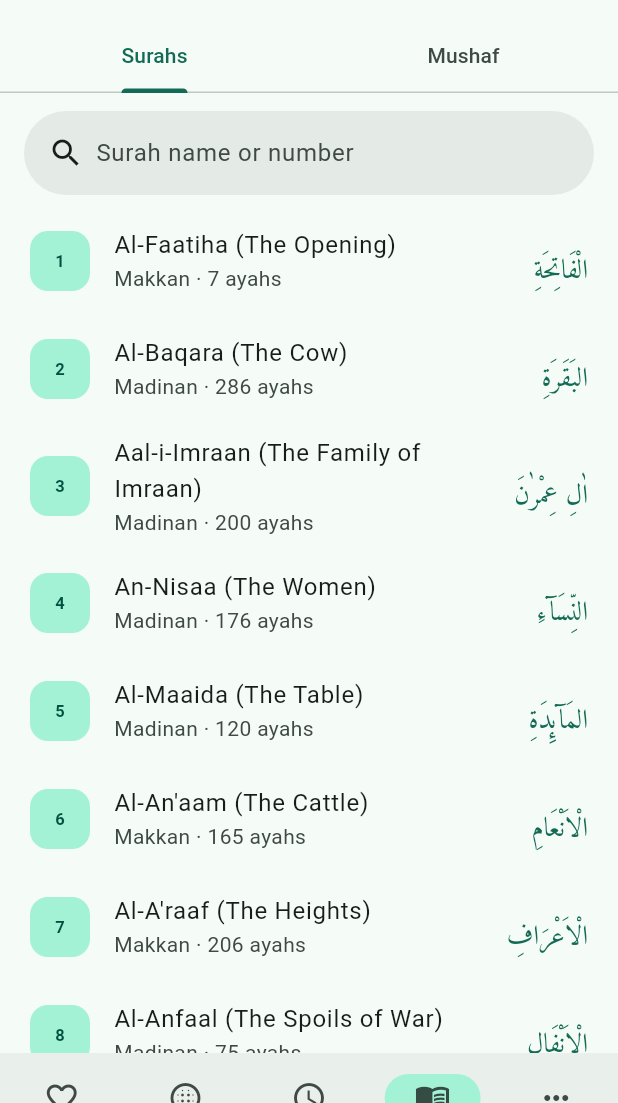
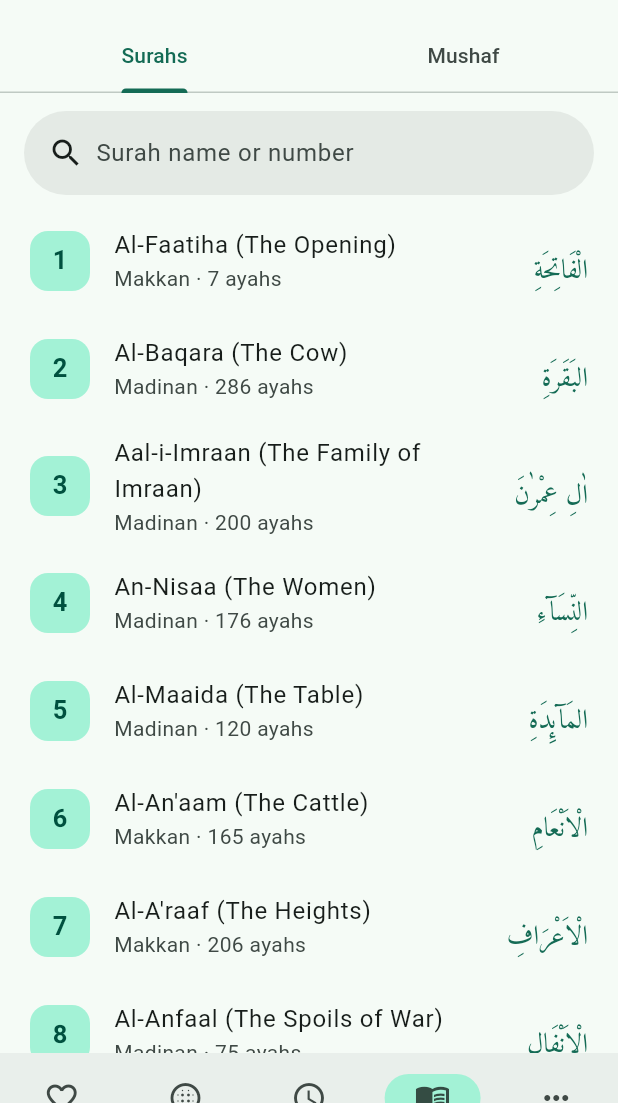
Before and after one commit to nwctr1nity/MyFaith, a Flutter app: the screen it shows after launch, item 4 of the bottom bar chosen, on a phone screen of 412 x 824 dp, the part 63-1166 px from its top. Run offline on Flutter 3.47's test engine with Material 3 defaults, Android fonts, the phone set to English and light mode, and no system bars; our stand-ins replace flutter_compass, flutter_local_notifications, flutter_riverpod, flutter_timezone, geolocator, hijri and 5 more; missing offline and left inert: adhan_dart; generated files the repository leaves out were written again; statements that could not run were skipped.

Commit message:
Give the surah banner room under the Arabic name, enlarge list numbers
Co-Authored-By: Claude Fable 5.2 <noreply@anthropic.com>
Claude-Session: https://claude.ai/code/session_01B8Ug9366CVfvu2TyTToFeS

```diff
--- a/lib/features/quran/quran_screen.dart
+++ b/lib/features/quran/quran_screen.dart
@@ -428,7 +428,9 @@ class _NumberBadge extends StatelessWidget {
         '$number',
         style: TextStyle(
           color: scheme.onPrimaryContainer,
+          fontSize: 17,
           fontWeight: FontWeight.w600,
+          fontFeatures: const [FontFeature.tabularFigures()],
         ),
       ),
     );
--- a/lib/features/quran/reader_common.dart
+++ b/lib/features/quran/reader_common.dart
@@ -513,8 +513,9 @@ class SurahBanner extends StatelessWidget {
                 color: onHero,
               ),
             ),
+            // Room for the vowel marks that hang under the Arabic name.
             if (language != 'ar') ...[
-              const SizedBox(height: 2),
+              const SizedBox(height: 14),
               Text(
                 l.surahNumberName(
                   surah.number,
```
